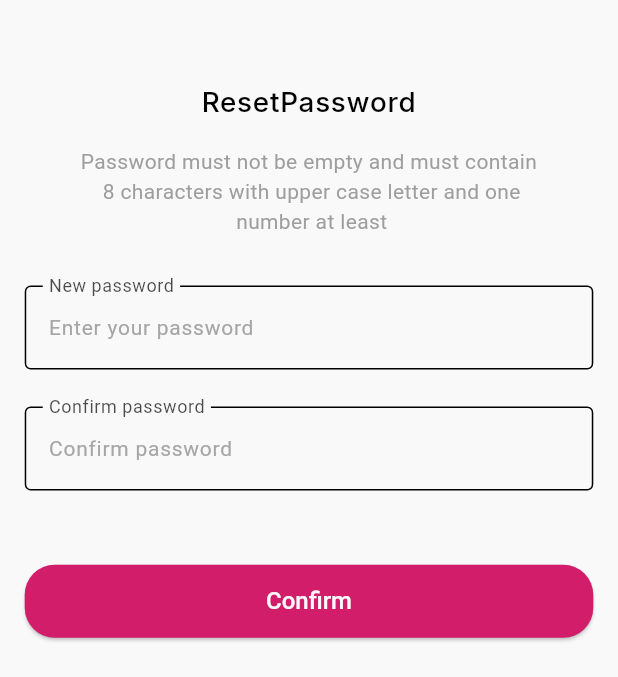
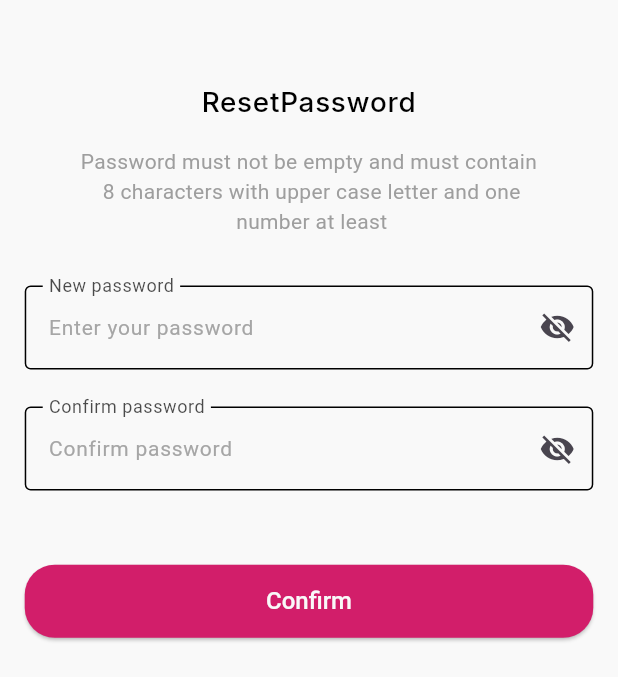
Before and after one commit to Team5-Projects-Advanced-Flutter-Elevate/flower_ecommerce_app_team5, a Flutter app: the ResetPasswordScreen screen opened by its route, on a phone screen of 412 x 824 dp, the part 62-739 px from its top. Run offline on Flutter 3.47's test engine with Material 3 defaults, Android fonts, the phone set to English and light mode, and no system bars; our stand-ins replace dio, easy_localization, flutter_bloc, flutter_secure_storage, get_it, google_fonts and 4 more; missing offline and left inert: flutter_timer_countdown; accounts and stored records are empty; generated files the repository leaves out were written again; statements that could not run were skipped.

Commit message:
refactor: finish editing on forget password feature.

```diff
--- a/lib/modules/authentication/ui/forget_password/view/forget_password_screen.dart
+++ b/lib/modules/authentication/ui/forget_password/view/forget_password_screen.dart
@@ -116,7 +116,7 @@ class _ForgetPasswordScreenState extends BaseStatefulWidgetState<ForgetPasswordS
                     listener: (context, state) {
                       if (state is PasswordSuccessState) {
                         displayAlertDialog(
-                          title: const Text('Otp-Code-send'),
+                          title:  Text(LocaleKeys.otpSend.tr()),
                           showOkButton: true,
                           onOkButtonClick: () {
                             hideAlertDialog();
--- a/lib/modules/authentication/ui/forget_password/view/reset_password_screen.dart
+++ b/lib/modules/authentication/ui/forget_password/view/reset_password_screen.dart
@@ -23,7 +23,12 @@ late TextEditingController newPasswordController;
 late TextEditingController confirmPasswordController;
 final GlobalKey<FormState> formKey = GlobalKey<FormState>();
 
-class _ResetPasswordScreenState extends BaseStatefulWidgetState<ResetPasswordScreen> {
+class _ResetPasswordScreenState
+    extends BaseStatefulWidgetState<ResetPasswordScreen> {
+  final ForgetPasswordViewModel forgetPasswordViewModel =
+      getIt.get<ForgetPasswordViewModel>();
+  bool isNewPasswordObscure = true, isConfirmPasswordObscure = true;
+
   @override
   void initState() {
     super.initState();
@@ -40,10 +45,11 @@ class _ResetPasswordScreenState extends BaseStatefulWidgetState<ResetPasswordScr
 
   @override
   Widget build(BuildContext context) {
-
-    final ForgetPasswordViewModel forgetPasswordViewModel = getIt.get<ForgetPasswordViewModel>();
-
-    return BlocProvider(
+    return GestureDetector(
+      onTap: () {
+        FocusManager.instance.primaryFocus?.unfocus();
+      },
+      child: BlocProvider(
         create: (context) => forgetPasswordViewModel,
         child: BlocConsumer<ForgetPasswordViewModel, PasswordState>(
           builder: (context, state) => Scaffold(
@@ -63,7 +69,8 @@ class _ResetPasswordScreenState extends BaseStatefulWidgetState<ResetPasswordScr
                 ],
               ),
             ),
-          body: Form(
+            body: SingleChildScrollView(
+              child: Form(
                 key: formKey,
                 child: Padding(
                   padding: EdgeInsets.symmetric(horizontal: screenWidth * 0.04),
@@ -73,7 +80,8 @@ class _ResetPasswordScreenState extends BaseStatefulWidgetState<ResetPasswordScr
                       SizedBox(height: screenHeight * 0.05),
                       Text(
                         LocaleKeys.resetPassword.tr(),
-                    style: Theme.of(context).textTheme.labelMedium?.copyWith(
+                        style:
+                            Theme.of(context).textTheme.labelMedium?.copyWith(
                                   fontSize: screenWidth * 0.045,
                                 ),
                         textAlign: TextAlign.center,
@@ -81,29 +89,59 @@ class _ResetPasswordScreenState extends BaseStatefulWidgetState<ResetPasswordScr
                       SizedBox(height: screenHeight * 0.02),
                       Text(
                         LocaleKeys.passwordVerificationRole.tr(),
-                    style: Theme.of(context).textTheme.bodyMedium?.copyWith(color: Colors.grey),
+                        style: Theme.of(context)
+                            .textTheme
+                            .bodyMedium
+                            ?.copyWith(color: Colors.grey),
                         textAlign: TextAlign.center,
                       ),
                       SizedBox(height: screenHeight * 0.04),
                       TextFormField(
-                    validator: (value) =>
-                        ValidateFunctions.getInstance().validationOfPassword(value),
+                        validator: (value) => ValidateFunctions.getInstance()
+                            .validationOfPassword(value),
                         controller: newPasswordController,
+                        autovalidateMode: AutovalidateMode.onUserInteraction,
+                        obscureText: isNewPasswordObscure,
+                        obscuringCharacter: "*",
                         decoration: InputDecoration(
                           enabled: true,
                           hintText: LocaleKeys.enterYourPassword.tr(),
                           labelText: LocaleKeys.newPassword.tr(),
+                          suffixIcon: IconButton(
+                            onPressed: () {
+                              setState(() {
+                                isNewPasswordObscure = !isNewPasswordObscure;
+                              });
+                            },
+                            icon: Icon(isNewPasswordObscure
+                                ? Icons.visibility_off
+                                : Icons.visibility),
+                          ),
                         ),
                       ),
                       SizedBox(height: screenHeight * 0.03),
                       TextFormField(
                         validator: (value) => ValidateFunctions.getInstance()
-                        .validationOfConfirmPassword(value, newPasswordController.text),
+                            .validationOfConfirmPassword(
+                                value, newPasswordController.text),
                         controller: confirmPasswordController,
+                        autovalidateMode: AutovalidateMode.onUserInteraction,
+                        obscureText: isConfirmPasswordObscure,
+                        obscuringCharacter: "*",
                         decoration: InputDecoration(
                           enabled: true,
                           hintText: LocaleKeys.confirmPassword.tr(),
                           labelText: LocaleKeys.confirmPassword.tr(),
+                          suffixIcon: IconButton(
+                            onPressed: () {
+                              setState(() {
+                                isConfirmPasswordObscure = !isConfirmPasswordObscure;
+                              });
+                            },
+                            icon: Icon(isConfirmPasswordObscure
+                                ? Icons.visibility_off
+                                : Icons.visibility),
+                          ),
                         ),
                       ),
                       SizedBox(height: screenHeight * 0.06),
@@ -111,15 +149,15 @@ class _ResetPasswordScreenState extends BaseStatefulWidgetState<ResetPasswordScr
                         onPressed: () {
                           if (formKey.currentState!.validate()) {
                             forgetPasswordViewModel.onIntent(
-                          ResetPasswordIntent(emailController.text, newPasswordController.text.trim()),
+                              ResetPasswordIntent(emailController.text,
+                                  newPasswordController.text.trim()),
                             );
                           }
                         },
                         style: ButtonStyle(
-                      padding: MaterialStateProperty.all(
-                        EdgeInsets.symmetric(vertical: screenHeight * 0.018),
-                      ),
-                    ),
+                            padding: WidgetStatePropertyAll(
+                                EdgeInsets.symmetric(
+                                    vertical: screenHeight * 0.018))),
                         child: Text(LocaleKeys.confirm.tr()),
                       ),
                     ],
@@ -127,14 +165,16 @@ class _ResetPasswordScreenState extends BaseStatefulWidgetState<ResetPasswordScr
                 ),
               ),
             ),
+          ),
           listener: (context, state) {
             if (state is PasswordSuccessState) {
               displayAlertDialog(
-              title: Text(state.message),
+                title:  Text(LocaleKeys.passwordResetSuccessfully.tr()),
                 showOkButton: true,
                 onOkButtonClick: () {
                   hideAlertDialog();
-                Navigator.pushNamed(context, DefinedRoutes.forgetPasswordScreenRoute);
+                  Navigator.pushNamed(
+                      context, DefinedRoutes.forgetPasswordScreenRoute);
                 },
               );
             } else if (state is PasswordErrorState) {
@@ -144,6 +184,7 @@ class _ResetPasswordScreenState extends BaseStatefulWidgetState<ResetPasswordScr
             }
           },
         ),
+      ),
     );
   }
 }
--- a/lib/modules/authentication/ui/forget_password/view_model/forget_password_state.dart
+++ b/lib/modules/authentication/ui/forget_password/view_model/forget_password_state.dart
@@ -6,11 +6,11 @@ class PasswordInitialState extends PasswordState {}
 class PasswordLoadingState extends PasswordState {}
 
 class PasswordErrorState extends PasswordState {
-  final String error;
+  final Object error;
   PasswordErrorState(this.error);
 }
 
 class PasswordSuccessState extends PasswordState {
-  final String message;
-  PasswordSuccessState(this.message);
+  //final String message;
+  PasswordSuccessState();
 }
--- a/pubspec.yaml
+++ b/pubspec.yaml
@@ -62,7 +62,7 @@ dependencies:
   meta: ^1.15.0
   equatable: ^2.0.7
   otp_text_field: ^1.1.3
-  mockito: ^5.4.5
+  mockito: ^5.4.4
   flutter_otp_text_field: ^1.5.1+1
   flutter_timer_countdown: ^1.0.7
   google_fonts: ^6.2.1
```
Also changed, not shown: lib/modules/authentication/ui/forget_password/view/reset_code_screen.dart (+8 -6 lines), lib/modules/authentication/ui/forget_password/view_model/forget_password_screen_view_model.dart (+43 -20 lines), lib/shared_layers/localization/l10n_json_files/ar.json (+21 -15 lines), lib/shared_layers/localization/l10n_json_files/en.json (+11 -5 lines), lib/modules/authentication/data/api/api_client/auth_api_client.g.dart, lib/shared_layers/localization/generated/locale_keys.g.dart, pubspec.lock, 24 other files. Lines whose indentation alone changed are shown as unchanged.
